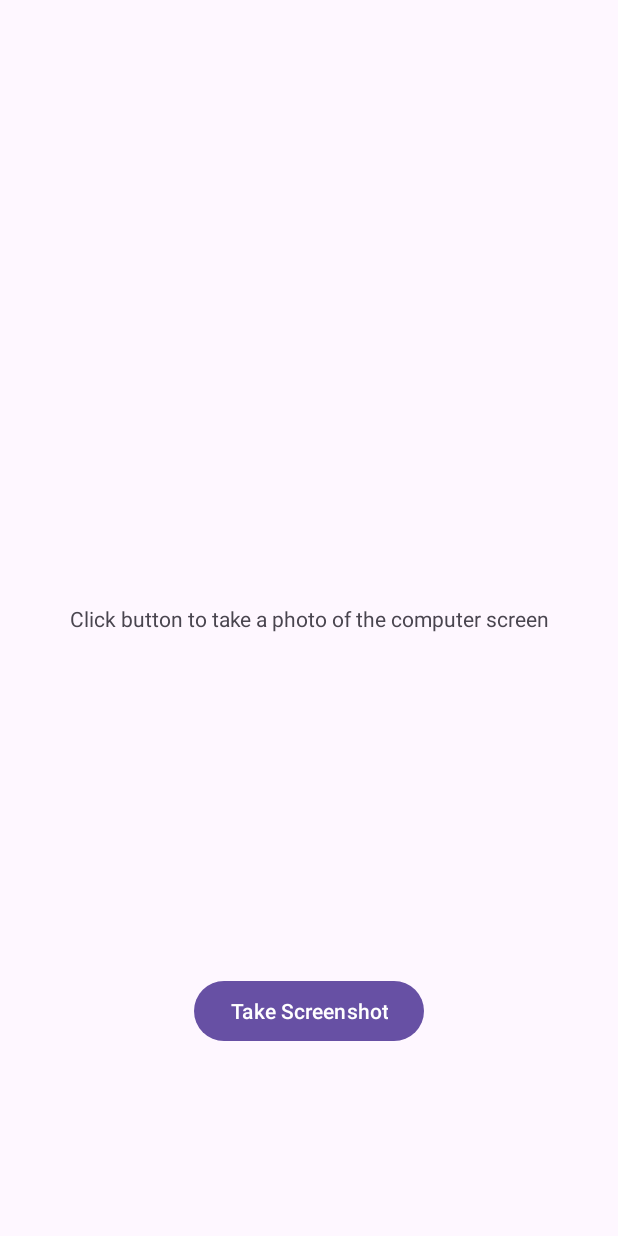
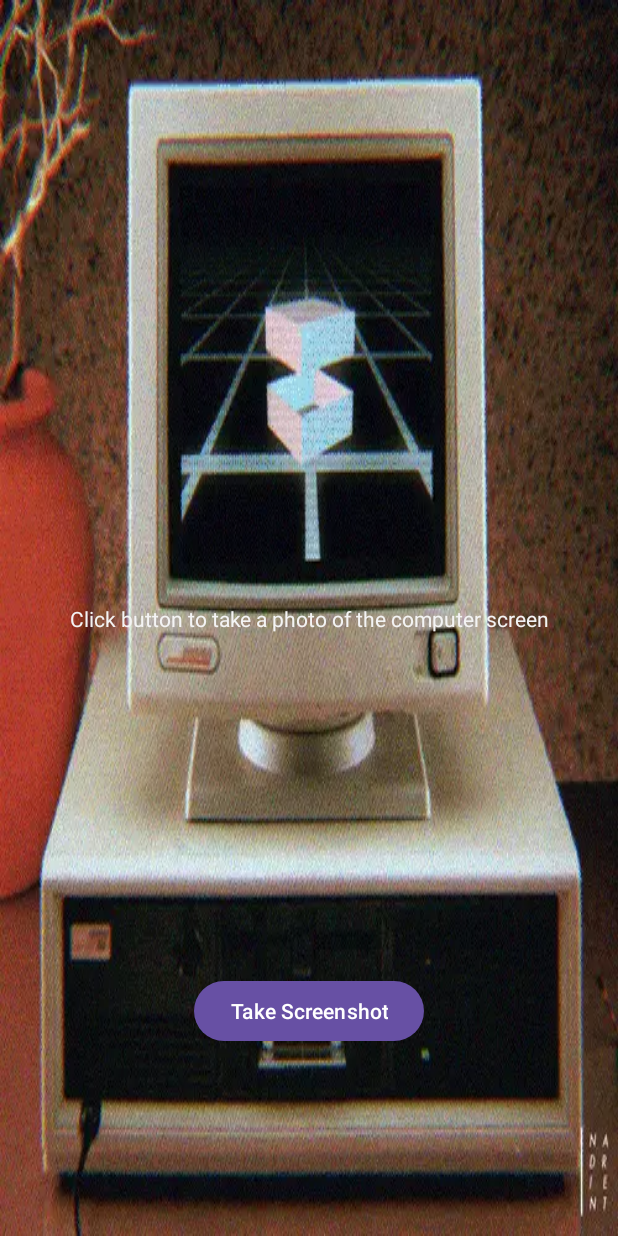
Before and after one commit to ITT23/assignment-08-replication-tteam, an Android app: the screen it shows after launch (MainActivity), after a tap on "Take Screenshot", on a phone screen of 412 x 824 dp. Run offline under Robolectric (Android 15) with nearby library versions, the phone set to English and light mode, and no system bars; our stand-ins replace Picasso; pictures from the network do not load.

Commit message:
add background img onstart
There is a problem need to be solved in android -> see TODO

In python TODO: opencv match

```diff
--- a/android/app/src/main/AndroidManifest.xml
+++ b/android/app/src/main/AndroidManifest.xml
@@ -22,7 +22,6 @@
                 <category android:name="android.intent.category.LAUNCHER" />
             </intent-filter>
         </activity>
-        <activity android:name=".CameraActivity"></activity>
     </application>
     <uses-permission android:name="android.permission.CAMERA" />
     <uses-feature android:name="android.hardware.camera" android:required="true" />
--- a/android/app/src/main/java/com/example/ttransfer/MainActivity.java
+++ b/android/app/src/main/java/com/example/ttransfer/MainActivity.java
@@ -5,8 +5,10 @@ package com.example.ttransfer;
 // http://androidapplicationdeveloper.weebly.com/android-tutorial/how-to-convert-bitmap-to-string-and-string-to-bitmap
 // https://stackoverflow.com/questions/9224056/android-bitmap-to-base64-string
 // https://square.github.io/picasso/
+// Drawable Background Image: https://giphy.com/gifs/nadrient-90s-80s-computer-l41lMAzNZfYAiyR0s
 
 import androidx.appcompat.app.AppCompatActivity;
+import androidx.constraintlayout.widget.ConstraintLayout;
 import androidx.core.app.ActivityCompat;
 import androidx.core.content.ContextCompat;
 
@@ -26,11 +28,12 @@ import android.util.Base64;
 import android.view.View;
 import android.widget.Button;
 import android.widget.ImageView;
+import android.widget.TextView;
 import android.widget.Toast;
 import java.io.ByteArrayOutputStream;
 import java.io.OutputStream;
-import com.bumptech.glide.Glide;
 import com.squareup.picasso.Picasso;
+
 
 import android.os.Handler;
 
@@ -41,6 +44,11 @@ public class MainActivity extends AppCompatActivity{
     private static final String PORT = "7800";
     // private static final int PORT = 7800;
     private static final int HTTP_PORT = 8857;
+    private static final String button_start_home = "Take Screenshot";
+    private static final String button_start_return = "Return";
+    ConstraintLayout layout;
+    Drawable background;
+    TextView textview;
     Button button_start;
     Button button_save;
     private Sender sender;
@@ -53,13 +61,24 @@ public class MainActivity extends AppCompatActivity{
         super.onCreate(savedInstanceState);
         setContentView(R.layout.activity_main);
         sender = new Sender();
-        // receiver = new Receiver(this);
+        layout = (ConstraintLayout) findViewById(R.id.layout);
+        background = layout.getBackground();
         imageView = (ImageView) findViewById(R.id.imageView_camera);
+        textview = (TextView) findViewById(R.id.textView);
         button_start = (Button) findViewById(R.id.button_start);
         button_start.setOnClickListener(new View.OnClickListener() {
             @Override
             public void onClick(View view) {
-                openCameraActivity();
+                String button_start_text = button_start.getText().toString();
+                if(button_start_text.compareTo(button_start_home) == 0) {
+                    openCameraActivity();
+                }else {
+                    return_to_homepage();
+                    //TODO: the problem: after get back to homepage, it's not possible
+                    //to send the "message" again, this also happens when save button clicked
+                    //IDEE: after these actions just reopen the app?
+                }
+
             }
         });
         button_save = (Button) findViewById(R.id.button_save);
@@ -144,16 +163,28 @@ public class MainActivity extends AppCompatActivity{
             bitmap_to_string = bitmapToString(photo);
             //Log.i("BitmapString",bitmap_to_string);
             sender.execute(bitmap_to_string, HOST, PORT);
-            //TODO: download screenshot and show it in ImageView
             handler.postDelayed(new Runnable() {
                 @Override
                 public void run() {
                     getImageFromHTTP();
-                    //imageView.setImageBitmap(photo);
-                    button_save.setVisibility(imageView.VISIBLE);
+                    hide_homepage();
                 }
-            }, 1500);
+            }, 300);
         }
+    }
+
+    private void hide_homepage() {
+        textview.setVisibility(View.INVISIBLE);
+        background.setAlpha(0);
+        button_save.setVisibility(imageView.VISIBLE);
+        button_start.setText(button_start_return);
+    }
+
+    private void return_to_homepage() {
+        textview.setVisibility(View.VISIBLE);
+        background.setAlpha(255);
+        button_save.setVisibility(imageView.INVISIBLE);
+        button_start.setText(button_start_home);
     }
 
     private String bitmapToString(Bitmap bitmap) {
@@ -166,15 +197,5 @@ public class MainActivity extends AppCompatActivity{
     private void getImageFromHTTP() {
         String http = "http://"+ HOST + ":" + HTTP_PORT + "/screenshot/screenshot.png";
         Picasso.get().load(http).into(imageView);
-    /*    Glide.with(this)
-                .asBitmap()
-                .load(http)
-                .into(imageView);
-*/
-        /* open http test
-        Uri uri = Uri.parse(http);
-        Intent intent = new Intent(Intent.ACTION_VIEW, uri);
-        startActivity(intent);
-*/
     }
 }
--- a/android/app/src/main/res/layout/activity_main.xml
+++ b/android/app/src/main/res/layout/activity_main.xml
@@ -2,8 +2,10 @@
 <androidx.constraintlayout.widget.ConstraintLayout xmlns:android="http://schemas.android.com/apk/res/android"
     xmlns:app="http://schemas.android.com/apk/res-auto"
     xmlns:tools="http://schemas.android.com/tools"
+    android:id="@+id/layout"
     android:layout_width="match_parent"
     android:layout_height="match_parent"
+    android:background="@drawable/background"
     tools:context=".MainActivity">
 
     <TextView
@@ -14,7 +16,8 @@
         app:layout_constraintBottom_toBottomOf="parent"
         app:layout_constraintEnd_toEndOf="parent"
         app:layout_constraintStart_toStartOf="parent"
-        app:layout_constraintTop_toTopOf="parent" />
+        app:layout_constraintTop_toTopOf="parent"
+        android:textColor="@color/light_gray" />
 
     <Button
         android:id="@+id/button_start"
--- a/android/app/src/main/res/values/colors.xml
+++ b/android/app/src/main/res/values/colors.xml
@@ -2,4 +2,5 @@
 <resources>
     <color name="black">#FF000000</color>
     <color name="white">#FFFFFFFF</color>
+    <color name="light_gray">#f4f4f4</color>
 </resources>
```
Also changed, not shown: android/app/src/main/res/drawable/background.webp (added).
